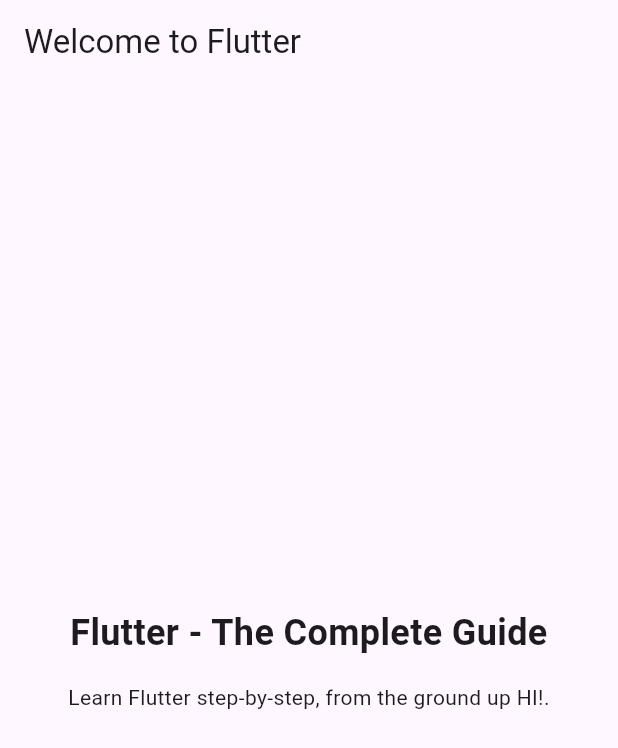
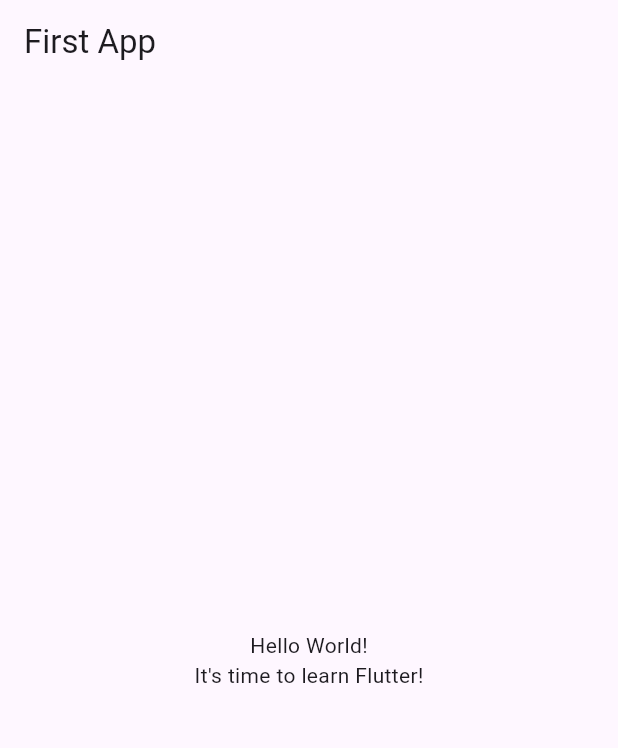
Before and after one commit to Juantrevi/flutter_app, a Flutter app: the screen it shows after launch, on a phone screen of 412 x 824 dp. Shown: the top 748 px of the screen. Run offline on Flutter 3.47's test engine with Material 3 defaults, Android fonts, the phone set to English and light mode, and no system bars.

```diff
--- a/lib/main.dart
+++ b/lib/main.dart
@@ -4,46 +4,29 @@ void main() {
   runApp(const MyApp());
 }
 
-// With Flutter, you create user interfaces by combining "widgets"
-// You'll learn all about them (and much more) throughout this course!
 class MyApp extends StatelessWidget {
   const MyApp({super.key});
 
-  // Every custom widget must have a build() method
-  // It tells Flutter, which widgets make up your custom widget
-  // Again: You'll learn all about that throughout the course!
   @override
   Widget build(BuildContext context) {
-    // Below, a bunch of built-in widgets are used (provided by Flutter)
-    // They will be explained in the next sections
-    // In this course, you will, of course, not just use them a lot but
-    // also learn about many other widgets!
     return MaterialApp(
-      title: 'Flutter First App',
-      theme: ThemeData(useMaterial3: true),
+      title: 'Flutter Demo',
+      theme: ThemeData(
+        primarySwatch: Colors.blue,
+      ),
       home: Scaffold(
         appBar: AppBar(
-          title: const Text('Welcome to Flutter'),
+          title: const Text('First App'),
         ),
-        body: Container(
-          width: double.infinity,
-          padding: const EdgeInsets.all(12),
+        body: Center(
           child: Column(
             mainAxisAlignment: MainAxisAlignment.center,
-            crossAxisAlignment: CrossAxisAlignment.center,
             children: const [
               Text(
-                'Flutter - The Complete Guide',
-                textAlign: TextAlign.center,
-                style: TextStyle(
-                  fontSize: 24,
-                  fontWeight: FontWeight.bold,
-                ),
+                'Hello World!',
               ),
-              SizedBox(height: 16),
               Text(
-                'Learn Flutter step-by-step, from the ground up HI!.',
-                textAlign: TextAlign.center,
+                'It\'s time to learn Flutter!',
               ),
             ],
           ),
```
